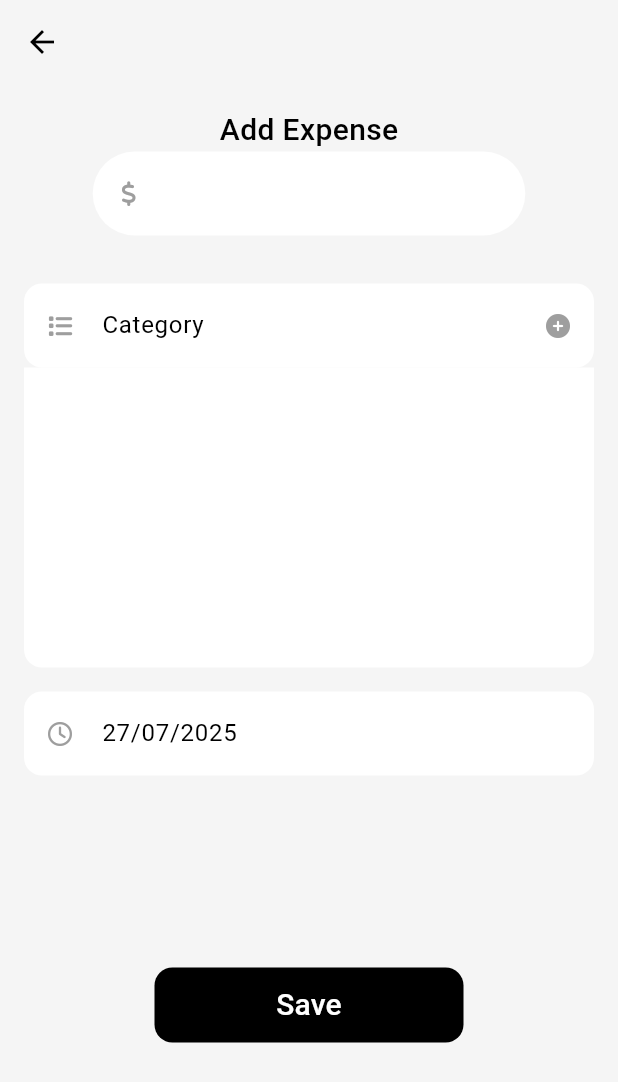
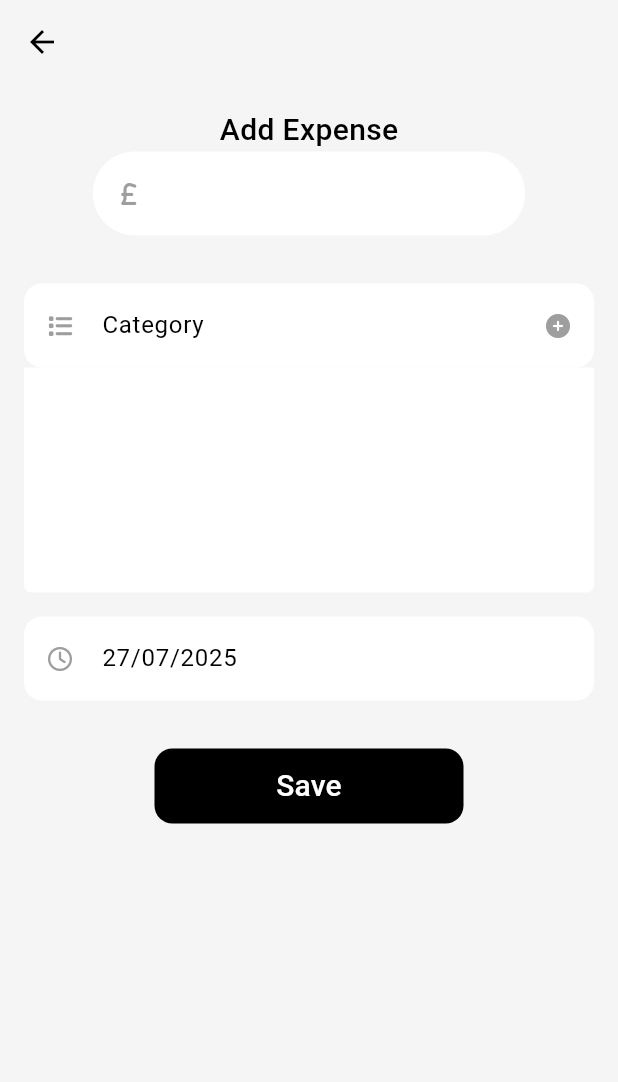
Before and after one commit to Oliphantoken/moody_tasks, a Flutter app: the screen it shows after launch, after a tap on an icon or button, on a phone screen of 412 x 824 dp. Shown: the top 1082 px of the screen. Run offline on Flutter 3.47's test engine with Material 3 defaults, Android fonts, the light colour scheme and no system bars; our stand-ins replace bloc, cloud_firestore, equatable, firebase_core, fl_chart, flutter_bloc and 2 more; accounts and stored records are empty.

Commit message:
Worked on Expense feature, created blocs to create expense and get expenses, BlocBuilder in Home screen,

```diff
--- a/lib/app_view.dart
+++ b/lib/app_view.dart
@@ -1,6 +1,8 @@
+import 'package:expense_repository/expense_repository.dart';
+import 'package:expense_tracker/screens/add_expense/blocs/get_expenses_bloc/get_expenses_bloc.dart';
 import 'package:expense_tracker/screens/home/views/home_screen.dart';
 import 'package:flutter/material.dart';
-
+import 'package:flutter_bloc/flutter_bloc.dart';
 
 class MyAppView extends StatelessWidget {
   const MyAppView({super.key});
@@ -16,14 +18,15 @@
           primary: Color(0xFF00B2E7),
           secondary: Color(0xFFE064F7),
           tertiary: Color(0xFFFF8D6C),
-            outline: Colors.grey.shade400
+          outline: Colors.grey.shade400,
         ),
       ),
 
-        home: const HomeScreen(),
-
+      home: BlocProvider(
+        create: (context) => GetExpensesBloc(FirebaseExpenseRepo())..add(GetExpenses()),
+        child: const HomeScreen(),
+      ),
     );
-
   }
 }
 
--- /dev/null
+++ b/lib/screens/add_expense/blocs/create_expense_bloc/create_expense_event.dart
@@ -0,0 +1,17 @@
+part of 'create_expense_bloc.dart';
+
+sealed class CreateExpenseEvent extends Equatable {
+  const CreateExpenseEvent();
+
+  @override
+  List<Object> get props => [];
+}
+
+class CreateExpense extends CreateExpenseEvent{
+  final Expense expense;
+
+  const CreateExpense(this.expense);
+
+  @override
+  List<Object> get props => [expense];
+}
--- /dev/null
+++ b/lib/screens/add_expense/blocs/create_expense_bloc/create_expense_state.dart
@@ -0,0 +1,14 @@
+part of 'create_expense_bloc.dart';
+
+sealed class CreateExpenseState extends Equatable {
+  const CreateExpenseState();
+
+  @override
+  List<Object> get props => [];
+}
+
+final class CreateExpenseInitial extends CreateExpenseState {}
+
+final class CreateExpenseFailure extends CreateExpenseState {}
+final class CreateExpenseLoading extends CreateExpenseState {}
+final class CreateExpenseSuccess extends CreateExpenseState {}
--- a/lib/screens/add_expense/blocs/get_categories_bloc/get_categories_bloc.dart
+++ b/lib/screens/add_expense/blocs/get_categories_bloc/get_categories_bloc.dart
@@ -6,7 +6,7 @@
 part 'get_categories_state.dart';
 
 class GetCategoriesBloc extends Bloc<GetCategoriesEvent, GetCategoriesState> {
-final ExpenseRepository expenseRepository;
+  final ExpenseRepository expenseRepository;
 
   GetCategoriesBloc(this.expenseRepository) : super(GetCategoriesInitial()) {
 
--- /dev/null
+++ b/lib/screens/add_expense/blocs/get_expenses_bloc/get_expenses_bloc.dart
@@ -0,0 +1,23 @@
+import 'package:bloc/bloc.dart';
+import 'package:equatable/equatable.dart';
+import 'package:expense_repository/expense_repository.dart';
+
+part 'get_expenses_event.dart';
+part 'get_expenses_state.dart';
+
+class GetExpensesBloc extends Bloc<GetExpensesEvent, GetExpensesState> {
+  final ExpenseRepository expenseRepository;
+
+  GetExpensesBloc(this.expenseRepository) : super(GetExpensesInitial()) {
+    on<GetExpenses>((event, emit) async {
+      // implement event handler
+      emit(GetExpensesLoading());
+      try {
+        List<Expense> expenses = await expenseRepository.getExpenses();
+        emit(GetExpensesSuccess(expenses));
+      } catch (e) {
+        emit(GetExpensesFailure());
+      }
+    });
+  }
+}
--- /dev/null
+++ b/lib/screens/add_expense/blocs/get_expenses_bloc/get_expenses_event.dart
@@ -0,0 +1,16 @@
+part of 'get_expenses_bloc.dart';
+
+sealed class GetExpensesEvent extends Equatable {
+  const GetExpensesEvent();
+
+  @override
+  List<Object> get props => [];
+}
+
+
+class GetExpenses extends GetExpensesEvent{
+
+  @override
+  List<Object> get props => [];
+
+}
--- /dev/null
+++ b/lib/screens/add_expense/blocs/get_expenses_bloc/get_expenses_state.dart
@@ -0,0 +1,21 @@
+part of 'get_expenses_bloc.dart';
+
+sealed class GetExpensesState extends Equatable {
+  const GetExpensesState();
+
+  @override
+  List<Object> get props => [];
+}
+
+final class GetExpensesInitial extends GetExpensesState {}
+final class GetExpensesFailure extends GetExpensesState {}
+final class GetExpensesLoading extends GetExpensesState {}
+final class GetExpensesSuccess extends GetExpensesState {
+  final List<Expense> expenses;
+
+  const GetExpensesSuccess(this.expenses);
+
+  @override
+  List<Object> get props => [expenses];
+
+}
--- a/lib/screens/add_expense/views/add_expense.dart
+++ b/lib/screens/add_expense/views/add_expense.dart
@@ -1,9 +1,12 @@
+import 'package:expense_repository/expense_repository.dart';
+import 'package:expense_tracker/screens/add_expense/blocs/create_expense_bloc/create_expense_bloc.dart';
 import 'package:expense_tracker/screens/add_expense/blocs/get_categories_bloc/get_categories_bloc.dart';
 import 'package:expense_tracker/screens/add_expense/views/category_creation.dart';
 import 'package:flutter/material.dart';
 import 'package:flutter_bloc/flutter_bloc.dart';
 import 'package:font_awesome_flutter/font_awesome_flutter.dart';
 import 'package:intl/intl.dart';
+import 'package:uuid/uuid.dart';
 
 class AddExpense extends StatefulWidget {
   const AddExpense({super.key});
@@ -17,24 +20,42 @@
   TextEditingController categoryController = TextEditingController();
   TextEditingController dateController = TextEditingController();
 
-  DateTime _savedDate = DateTime.now();
+  late Expense expense;
+  bool isLoading = false;
 
   @override
   void initState() {
-    dateController.text = DateFormat('dd/MM/yyyy').format(_savedDate);
+    dateController.text = DateFormat('dd/MM/yyyy').format(DateTime.now());
+    expense = Expense.empty;
+
     super.initState();
   }
 
   @override
   Widget build(BuildContext context) {
-    return GestureDetector(
-      onTap: () => FocusScope.of(context).unfocus(),
-      child: Scaffold(
-        backgroundColor: Theme.of(context).colorScheme.surface,
+    return BlocListener<CreateExpenseBloc, CreateExpenseState>(
+      listener: (context, state) {
+        // implement listener
+        if(state is CreateExpenseSuccess){
+          Navigator.pop(context, expense);
+        }
+        else if(state is CreateExpenseLoading){
+          setState(() {
+            isLoading = true;
+          });
+        }
+      },
+      child: GestureDetector(
+        onTap: () => FocusScope.of(context).unfocus(),
+        child: Scaffold(
+          backgroundColor: Theme.of(context).colorScheme.surface,
 
-        appBar: AppBar(backgroundColor: Theme.of(context).colorScheme.surface),
+          appBar: AppBar(
+            backgroundColor: Theme.of(context).colorScheme.surface,
+          ),
 
-        body: _showForm(context),
+          body: _showForm(context),
+        ),
       ),
     );
   }
@@ -42,7 +63,6 @@
   Widget _showForm(BuildContext context) {
     return BlocBuilder<GetCategoriesBloc, GetCategoriesState>(
       builder: (context, state) {
-
         if (state is GetCategoriesSuccess) {
           return SingleChildScrollView(
             child: Padding(
@@ -62,10 +82,9 @@
                     "",
                     false,
                     30,
-                    FontAwesomeIcons.dollarSign,
-                    () {},
-                    null,
-                  ), //EXPENSE AMOUNT FIELD
+                    prefixicon: FontAwesomeIcons.sterlingSign,
+                  ),
+                  //EXPENSE AMOUNT FIELD
                   const SizedBox(height: 32),
                   //--------------------------
                   _showTextfield(
@@ -74,9 +93,7 @@
                     "Category",
                     true,
                     12,
-                    FontAwesomeIcons.list,
-                    () {},
-                    IconButton(
+                    suffixiconbutton: IconButton(
                       //CATEGORY FIELD
                       onPressed: () async {
                         var newCategory = await createCategory(context);
@@ -90,16 +107,25 @@
                         color: Colors.grey,
                       ),
                     ),
+
+                    prefixicon: expense.category == Category.empty
+                        ? FontAwesomeIcons.list
+                        : null,
+                    prefixiconIMG: Image.asset(
+                      'assets/icons/${expense.category.icon}.png',
+                      scale: 2,
+                    ),
+                    fieldColor: Color(expense.category.color),
                   ),
 
                   //Show current categories field
                   Container(
-                    height: 200,
+                    height: 150,
                     width: MediaQuery.of(context).size.width,
                     decoration: const BoxDecoration(
                       color: Colors.white,
                       borderRadius: BorderRadius.vertical(
-                        bottom: Radius.circular(12),
+                        bottom: Radius.circular(5),
                       ),
                     ),
                     child: Padding(
@@ -111,6 +137,13 @@
                         itemBuilder: (context, int i) {
                           return Card(
                             child: ListTile(
+                              onTap: () {
+                                setState(() {
+                                  expense.category = state.categories[i];
+                                  categoryController.text =
+                                      expense.category.name;
+                                });
+                              },
                               leading: Image.asset(
                                 'assets/icons/${state.categories[i].icon}.png',
                                 scale: 2,
@@ -118,15 +151,12 @@
                               title: Text(state.categories[i].name),
                               tileColor: Color(state.categories[i].color),
                               shape: RoundedRectangleBorder(
-                                borderRadius: BorderRadiusGeometry.circular(
-                                  8,
-                                ),
+                                borderRadius: BorderRadiusGeometry.circular(8),
                               ),
                             ),
                           );
                         },
                       ),
-
                     ),
                   ),
 
@@ -138,11 +168,11 @@
                     "Date",
                     true,
                     12,
-                    FontAwesomeIcons.clock, //DATE FIELD
-                    () async {
+                    prefixicon: FontAwesomeIcons.clock, //DATE FIELD
+                    onTap: () async {
                       DateTime? newDate = await showDatePicker(
                         context: context,
-                        initialDate: _savedDate,
+                        initialDate: expense.date,
                         firstDate: DateTime.now(),
                         lastDate: DateTime.now().add(Duration(days: 365)),
                       );
@@ -152,26 +182,32 @@
                           dateController.text = DateFormat(
                             'dd/MM/yyyy',
                           ).format(newDate);
-                          _savedDate = newDate;
+                          // _savedDate = newDate;
+                          expense.date = newDate;
                         });
                       }
                     },
+                  ),
+                  const SizedBox(height: 32),
+                  //--------------------------
+                  _showSaveButton(() {
+                    setState(() {
+                      expense.expenseID = const Uuid().v1();
+                      expense.amount = int.parse(( expenseController.text != ""? expenseController.text : '0'));
+                    });
 
-                    null,
-                  ),
-                  const SizedBox(height: 128),
-                  //--------------------------
-                  _showSaveButton(null), //SAVE BUTTON
+                    context.read<CreateExpenseBloc>().add(
+                      CreateExpense(expense),
+                    );
+                  },
+                  showIsLoading: isLoading), //SAVE BUTTON
                 ],
               ),
             ),
           );
-        }
-
-        else {
+        } else {
           return Center(child: CircularProgressIndicator());
         }
-
       },
     );
   }
@@ -181,22 +217,26 @@
     double boxwidth,
     String hinttext,
     bool isreadonly,
-    double borderradius,
-    IconData? prefixicon,
+    double borderradius, {
     GestureTapCallback? onTap,
     IconButton? suffixiconbutton,
-  ) {
+    IconData? prefixicon,
+    Image? prefixiconIMG,
+    Color? fieldColor,
+  }) {
     return SizedBox(
       width: MediaQuery.of(context).size.width * boxwidth,
       child: TextFormField(
         controller: controller,
-        readOnly: true,
+        readOnly: isreadonly,
         onTap: onTap,
         decoration: InputDecoration(
-          prefixIcon: Icon(prefixicon, size: 16, color: Colors.grey),
+          prefixIcon: prefixicon != null
+              ? Icon(prefixicon, size: 16, color: Colors.grey)
+              : prefixiconIMG,
           suffixIcon: suffixiconbutton,
           filled: true,
-          fillColor: Colors.white,
+          fillColor: prefixicon != null ? Colors.white : fieldColor,
           hintText: hinttext,
           border: OutlineInputBorder(
             borderRadius: BorderRadius.circular(borderradius),
--- a/lib/screens/home/views/home_screen.dart
+++ b/lib/screens/home/views/home_screen.dart
@@ -1,6 +1,7 @@
 import 'dart:math';
 import 'package:expense_repository/expense_repository.dart';
 import 'package:expense_tracker/screens/add_expense/blocs/create_category_bloc/create_category_bloc.dart';
+import 'package:expense_tracker/screens/add_expense/blocs/create_expense_bloc/create_expense_bloc.dart';
 import 'package:expense_tracker/screens/add_expense/blocs/get_categories_bloc/get_categories_bloc.dart';
 import 'package:expense_tracker/screens/stats/stats_screen.dart';
 import 'package:expense_tracker/screens/add_expense/views/add_expense.dart';
@@ -8,6 +9,8 @@
 import 'package:flutter/material.dart';
 import 'package:flutter/cupertino.dart';
 import 'package:flutter_bloc/flutter_bloc.dart';
+
+import '../../add_expense/blocs/get_expenses_bloc/get_expenses_bloc.dart';
 
 class HomeScreen extends StatefulWidget {
   const HomeScreen({super.key});
@@ -21,10 +24,13 @@
 
   @override
   Widget build(BuildContext context) {
+    return BlocBuilder<GetExpensesBloc, GetExpensesState>(
+      builder: (context, state) {
+        if(state is GetExpensesSuccess){
           return Scaffold(
             body: [
               //Instead of a switch statement, will go through incrementally
-        const MainScreen(),
+              MainScreen(state.expenses),
               const StatScreen(),
             ][screenIndex],
 
@@ -32,8 +38,19 @@
             bottomNavigationBar: _drawBottomNavigationBar(context),
 
             //Bottom Add button
-      floatingActionButtonLocation: FloatingActionButtonLocation.centerDocked,
-      floatingActionButton: _drawFloatingActionButton(context),
+            floatingActionButtonLocation:
+                FloatingActionButtonLocation.centerDocked,
+            floatingActionButton: _drawFloatingActionButton(context, state),
+          );
+        }
+        else{
+          return const Scaffold(
+            body: Center(
+              child: CircularProgressIndicator()
+            ),
+          );
+        }
+      },
     );
   }
 
@@ -73,32 +90,45 @@
   }
 
   ///Floating Action Button
-  Container _drawFloatingActionButton(BuildContext context) {
+  Container _drawFloatingActionButton(BuildContext context, GetExpensesSuccess state) {
     return Container(
       width: 50,
       height: 50,
 
       child: FloatingActionButton(
         shape: const CircleBorder(),
-        onPressed: () {
-          Navigator.push(
+        onPressed: () async {
+
+          var newExpense = await Navigator.push(
             context,
-            MaterialPageRoute<void>(
+            MaterialPageRoute<Expense>(
               builder: (BuildContext context) => MultiBlocProvider(
                 providers: [
                   BlocProvider(
-                    create: (context) => CreateCategoryBloc(FirebaseExpenseRepo()),
+                    create: (context) =>
+                        CreateCategoryBloc(FirebaseExpenseRepo()),
                   ),
                   BlocProvider(
-                    create: (context) => GetCategoriesBloc(FirebaseExpenseRepo())..add(
-                      GetCategories()
-                    )
+                    create: (context) =>
+                        GetCategoriesBloc(FirebaseExpenseRepo())
+                          ..add(GetCategories()),
+                  ),
+                  BlocProvider(
+                    create: (context) =>
+                        CreateExpenseBloc(FirebaseExpenseRepo()),
                   ),
                 ],
                 child: const AddExpense(),
               ),
             ),
           );
+
+          if(newExpense != null){
+            setState(() {
+              state.expenses.insert(0, newExpense);
+            });
+
+          }
         },
 
         child: Container(
--- a/lib/screens/home/views/main_screen.dart
+++ b/lib/screens/home/views/main_screen.dart
@@ -1,13 +1,17 @@
 import 'dart:math';
+import 'package:expense_repository/expense_repository.dart';
 import 'package:expense_tracker/data/data.dart';
 import 'package:flutter/cupertino.dart';
 import 'package:flutter/material.dart';
+import 'package:intl/intl.dart';
 
 class MainScreen extends StatelessWidget {
-  const MainScreen({super.key});
+  final List<Expense> expenses;
+  MainScreen(this.expenses,{super.key});
 
   @override
   Widget build(BuildContext context) {
+
     return SafeArea(
       child: Padding(
         padding: const EdgeInsets.symmetric(horizontal: 20),
@@ -86,6 +90,8 @@
 
 ///Card box area
   Container _showCardbox(BuildContext context){
+    int totalExpenses = getTotalExpenses(expenses);
+
     return Container (
       width: MediaQuery.of(context).size.width,
       height: MediaQuery.of(context).size.width/2,
@@ -179,11 +185,12 @@
                     const SizedBox(width: 8),
 
                     //Income column
-                    const Column(
+                    Column(
                       crossAxisAlignment: CrossAxisAlignment.start,
+
                       children: [
                         Text("Expenses", style: TextStyle(fontSize: 14, color: Colors.white, fontWeight: FontWeight.w600)),
-                        Text("£ 800.00", style: TextStyle(fontSize: 14, color: Colors.white, fontWeight: FontWeight.w600)),
+                        Text('£ $totalExpenses.00', style: TextStyle(fontSize: 14, color: Colors.white, fontWeight: FontWeight.w600)),
                       ],
                     )
 
@@ -218,7 +225,7 @@
     return Expanded(
 
       child: ListView.builder(
-        itemCount: itemCount,
+        itemCount: expenses.length,
         itemBuilder: (context, int i) {
 
           return Padding(
@@ -252,18 +259,20 @@
                               width: 50,
                               height: 50,
                               decoration: BoxDecoration(
-                                color: transactionsData[i]["color"],
+                                color: Color(expenses[i].category.color),//transactionsData[i]["color"],
                                 shape: BoxShape.circle
                               ),
                             ),
-                            transactionsData[i]["icon"],
+                            //transactionsData[i]["icon"],
+                            Image.asset('assets/icons/${expenses[i].category.icon}.png', scale: 2, color: Colors.white,),
                           ],
                         ),
 
                         SizedBox(width: 12),
 
                         //Item name
-                        Text(transactionsData[i]['name'], style: TextStyle(fontSize: 14, color: Theme.of(context).colorScheme.onSurface, fontWeight: FontWeight.w500)),
+                        // Text(transactionsData[i]['name'], style: TextStyle(fontSize: 14, color: Theme.of(context).colorScheme.onSurface, fontWeight: FontWeight.w500)),
+                        Text(expenses[i].category.name, style: TextStyle(fontSize: 14, color: Theme.of(context).colorScheme.onSurface, fontWeight: FontWeight.w500)),
                       ]
                     ),
 
@@ -271,8 +280,10 @@
                     Column(
                       crossAxisAlignment: CrossAxisAlignment.end,
                       children: [
-                        Text(transactionsData[i]['totalAmount'], style: TextStyle(fontSize: 14, color: Theme.of(context).colorScheme.onSurface, fontWeight: FontWeight.w500)),
-                        Text(transactionsData[i]['date'], style: TextStyle(fontSize: 14, color: Theme.of(context).colorScheme.outline, fontWeight: FontWeight.w500)),
+                        // Text(transactionsData[i]['totalAmount'], style: TextStyle(fontSize: 14, color: Theme.of(context).colorScheme.onSurface, fontWeight: FontWeight.w500)),
+                        // Text(transactionsData[i]['date'], style: TextStyle(fontSize: 14, color: Theme.of(context).colorScheme.outline, fontWeight: FontWeight.w500)),
+                        Text('${expenses[i].amount.toString()}.00', style: TextStyle(fontSize: 14, color: Theme.of(context).colorScheme.onSurface, fontWeight: FontWeight.w500)),
+                        Text(DateFormat('dd/MM/yyyy').format(expenses[i].date), style: TextStyle(fontSize: 14, color: Theme.of(context).colorScheme.outline, fontWeight: FontWeight.w500)),
 
                       ]
                     ),
@@ -291,4 +302,13 @@
     );
   }
 
+
 }
+
+int getTotalExpenses(List<Expense> exp){
+    int totalExpenses = 0;
+    for(int a=0; a < exp.length; a++){
+      totalExpenses+= exp[a].amount;
+    }
+    return totalExpenses;
+  }
--- a/packages/expense_repository/lib/src/entities/expense_entity.dart
+++ b/packages/expense_repository/lib/src/entities/expense_entity.dart
@@ -0,0 +1,36 @@
+import 'package:cloud_firestore/cloud_firestore.dart';
+import 'package:expense_repository/src/entities/entities.dart';
+import '../models/models.dart';
+
+class ExpenseEntity{
+  String expenseID;
+  Category category;
+  DateTime date;
+  int amount;
+
+  ExpenseEntity({
+    required this.expenseID,
+    required this.category,
+    required this.date,
+    required this.amount,
+  });
+
+  Map<String, Object> toDocument(){
+    return {
+      'expenseID': expenseID,
+      'category': category.toEntity().toDocument(),
+      'date': date,
+      'amount': amount,
+    };
+  }
+
+  static ExpenseEntity fromDocument(Map<String, dynamic> doc){
+    return ExpenseEntity(
+      expenseID: doc['expenseID'],
+      category: Category.fromEntity(CategoryEntity.fromDocument( doc['category'] )),
+      date: (doc['date'] as Timestamp).toDate(),
+      amount: doc['amount'],
+    );
+  }
+
+}
--- a/packages/expense_repository/lib/src/expense_repo.dart
+++ b/packages/expense_repository/lib/src/expense_repo.dart
@@ -6,4 +6,8 @@
 
   Future<List<Category>> getCategory();
 
+  Future<void> createExpense(Expense expense);
+
+  Future<List<Expense>> getExpenses();
+
 }
--- a/packages/expense_repository/lib/src/firebase_expense_repo.dart
+++ b/packages/expense_repository/lib/src/firebase_expense_repo.dart
@@ -9,9 +9,9 @@
   @override
   Future<void> createCategory(Category category) async{
     try{
-      await categoryCollection
-      .doc(category.categoryID)
-      .set(category.toEntity().toDocument());
+      await categoryCollection                 //access the category collection
+      .doc(category.categoryID)                //put the ID as key in firestore collection
+      .set(category.toEntity().toDocument());  //put the category object as its value
 
     }catch(e){
       log(e.toString());
@@ -34,4 +34,33 @@
     }
   }
 
+
+    @override
+  Future<void> createExpense(Expense expense) async{
+    try{
+      await expenseCollection
+      .doc(expense.expenseID)
+      .set(expense.toEntity().toDocument());
+
+    }catch(e){
+      log(e.toString());
+      rethrow;
+    }
+  }
+
+  @override
+  Future<List<Expense>> getExpenses() async{
+    try{
+      return await expenseCollection
+      .get()
+      .then((value) => value.docs.map( (e) =>
+        Expense.fromEntity(
+          ExpenseEntity.fromDocument( e.data() ))).toList());
+
+    }catch(e){
+      log(e.toString());
+      rethrow;
+    }
+  }
+
 }
--- a/packages/expense_repository/lib/src/models/expense.dart
+++ b/packages/expense_repository/lib/src/models/expense.dart
@@ -0,0 +1,44 @@
+import 'package:expense_repository/expense_repository.dart';
+
+class Expense{
+  String expenseID;
+  Category category;
+  DateTime date;
+  int amount;
+
+  Expense({
+    required this.expenseID,
+    required this.category,
+    required this.date,
+    required this.amount,
+  });
+
+    static final empty = Expense(
+    expenseID: '',
+    category: Category.empty,
+    date: DateTime.now(),
+    amount: 0,
+
+  );
+
+  //Convert the class object to an entity that can be saved in firebase
+  ExpenseEntity toEntity(){
+    return ExpenseEntity (
+      expenseID: expenseID,
+      category: category,
+      date: date,
+      amount: amount,
+    );
+  }
+
+  //Convert from an entity to an Expense object
+  static Expense fromEntity(ExpenseEntity entity){
+    return Expense(
+     expenseID: entity.expenseID,
+      category: entity.category,
+      date: entity.date,
+      amount: entity.amount,
+    );
+  }
+
+}
```
Also changed, not shown: lib/screens/add_expense/blocs/create_expense_bloc/create_expense_bloc.dart (added, +24 -0 lines). Lines whose indentation alone changed are shown as unchanged.
